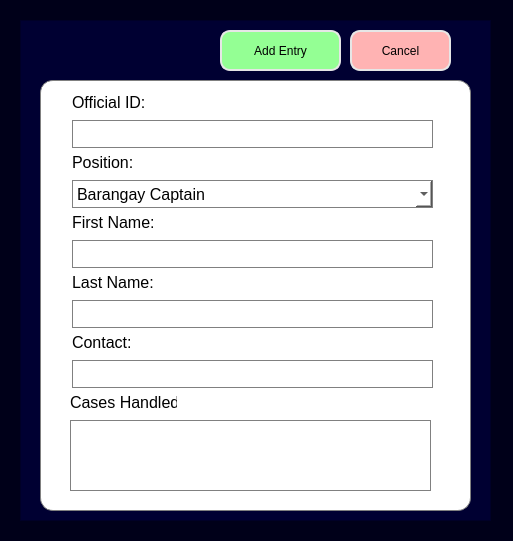
Old version of the form uifiles/addofficialui.ui in the repository mustafamclngn/CCC151-ComplaSys.
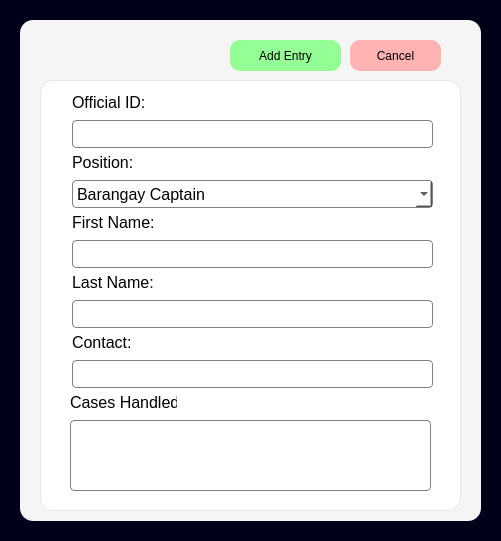
New version of the form. Icons and pictures are not drawn.

Patch:
```diff
--- a/uifiles/addofficialui.ui
+++ b/uifiles/addofficialui.ui
@@ -6,7 +6,7 @@
    <rect>
     <x>0</x>
     <y>0</y>
-    <width>513</width>
+    <width>501</width>
     <height>541</height>
    </rect>
   </property>
@@ -21,12 +21,13 @@
     <rect>
      <x>20</x>
      <y>20</y>
-     <width>471</width>
+     <width>461</width>
      <height>501</height>
     </rect>
    </property>
    <property name="styleSheet">
-    <string notr="true">background-color: rgb(0, 0, 50);</string>
+    <string notr="true">background-color: rgb(245, 245, 245);
+border-radius: 13px;</string>
    </property>
    <property name="frameShape">
     <enum>QFrame::StyledPanel</enum>
@@ -39,13 +40,13 @@
      <rect>
       <x>20</x>
       <y>60</y>
-      <width>431</width>
+      <width>421</width>
       <height>431</height>
      </rect>
     </property>
     <property name="styleSheet">
      <string notr="true">background-color: white;
-border: 1px solid grey;
+border: 1px solid rgb(230, 230, 230);
 border-radius: 13px;</string>
     </property>
     <property name="frameShape">
@@ -92,7 +93,7 @@
      <property name="styleSheet">
       <string notr="true">background-color: white;
 border: 1px solid grey;
-border-radius: 0px;</string>
+border-radius: 4px;</string>
      </property>
     </widget>
     <widget class="QLabel" name="label_first_name_2">
@@ -133,7 +134,7 @@
      <property name="styleSheet">
       <string notr="true">background-color: white;
 border: 1px solid grey;
-border-radius: 0px;</string>
+border-radius: 4px;</string>
      </property>
     </widget>
     <widget class="QLabel" name="label_last_name">
@@ -174,7 +175,7 @@
      <property name="styleSheet">
       <string notr="true">background-color: white;
 border: 1px solid grey;
-border-radius: 0px;</string>
+border-radius: 4px;</string>
      </property>
     </widget>
     <widget class="QLabel" name="label_contact">
@@ -215,7 +216,7 @@
      <property name="styleSheet">
       <string notr="true">background-color: white;
 border: 1px solid grey;
-border-radius: 0px;</string>
+border-radius: 4px;</string>
      </property>
     </widget>
     <widget class="QComboBox" name="addofficial_position_input">
@@ -235,7 +236,7 @@
      <property name="styleSheet">
       <string notr="true">background-color: white;
 border: 1px solid grey;
-border-radius: 0px;</string>
+border-radius: 4px;</string>
      </property>
      <item>
       <property name="text">
@@ -327,7 +328,7 @@
      <property name="styleSheet">
       <string notr="true">background-color: white;
 border: 1px solid grey;
-border-radius: 0px;</string>
+border-radius: 4px;</string>
      </property>
      <property name="html">
       <string>&lt;!DOCTYPE HTML PUBLIC &quot;-//W3C//DTD HTML 4.0//EN&quot; &quot;http://www.w3.org/TR/REC-html40/strict.dtd&quot;&gt;
@@ -341,10 +342,10 @@
    <widget class="QPushButton" name="addofficial_addentry_button">
     <property name="geometry">
      <rect>
-      <x>200</x>
-      <y>10</y>
-      <width>121</width>
-      <height>41</height>
+      <x>210</x>
+      <y>20</y>
+      <width>111</width>
+      <height>31</height>
      </rect>
     </property>
     <property name="font">
@@ -356,7 +357,6 @@
     </property>
     <property name="styleSheet">
      <string notr="true">background-color: rgb(148, 255, 148);
-border: 2px solid rgb(230, 230, 230);
 border-radius: 10px;
 color: black;</string>
     </property>
@@ -368,9 +368,9 @@
     <property name="geometry">
      <rect>
       <x>330</x>
-      <y>10</y>
-      <width>101</width>
-      <height>41</height>
+      <y>20</y>
+      <width>91</width>
+      <height>31</height>
      </rect>
     </property>
     <property name="font">
@@ -382,7 +382,6 @@
     </property>
     <property name="styleSheet">
      <string notr="true">background-color: rgb(255, 179, 179);
-border: 2px solid rgb(230, 230, 230);
 border-radius: 10px;
 color: black;</string>
     </property>
```
